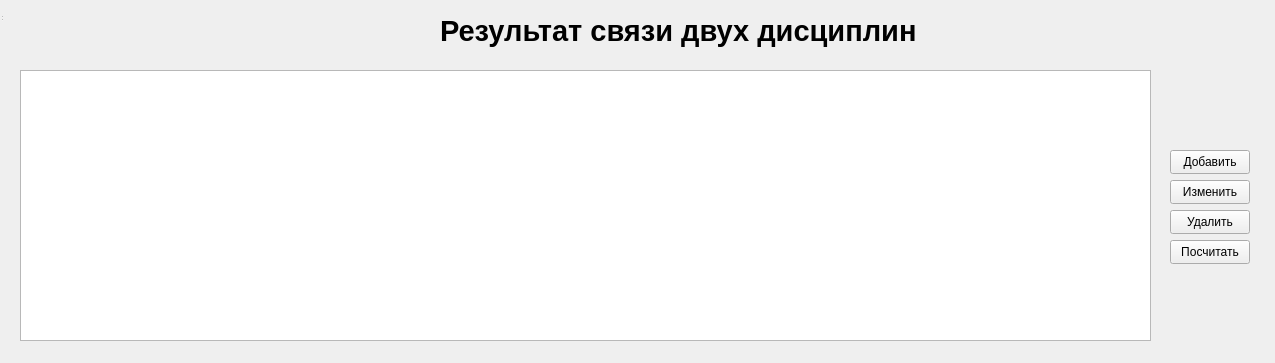
Before: the Qt Designer form result.ui in Dantedanger/Diplome, drawn with Qt 5.
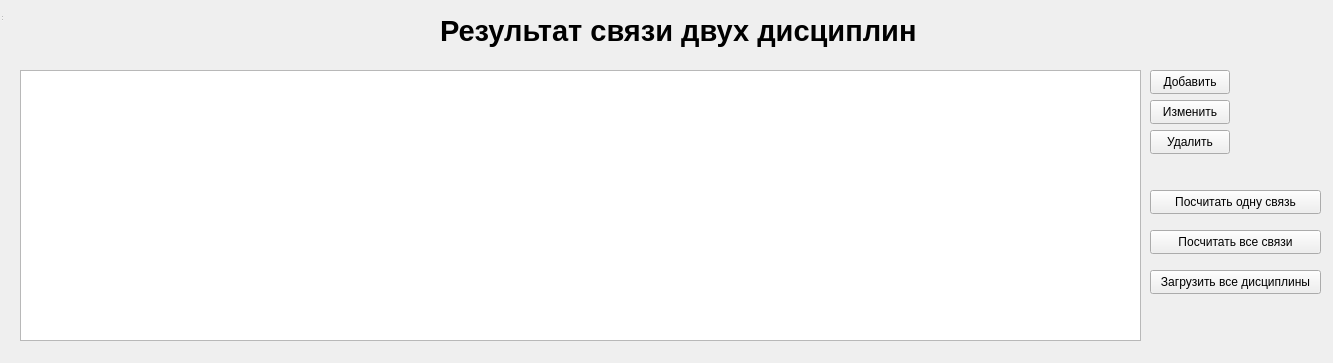
After: the same form once the commit is applied.

The edit to the form file:
```diff
--- a/result.ui
+++ b/result.ui
@@ -6,7 +6,7 @@
    <rect>
     <x>0</x>
     <y>0</y>
-    <width>1275</width>
+    <width>1333</width>
     <height>363</height>
    </rect>
   </property>
@@ -18,7 +18,7 @@
     <rect>
      <x>0</x>
      <y>0</y>
-     <width>1281</width>
+     <width>1381</width>
      <height>351</height>
     </rect>
    </property>
@@ -27,7 +27,7 @@
      <rect>
       <x>20</x>
       <y>70</y>
-      <width>1131</width>
+      <width>1121</width>
       <height>271</height>
      </rect>
     </property>
@@ -51,17 +51,82 @@
      <string>Результат связи двух дисциплин</string>
     </property>
    </widget>
+   <widget class="QPushButton" name="pushButton_6">
+    <property name="geometry">
+     <rect>
+      <x>1150</x>
+      <y>270</y>
+      <width>171</width>
+      <height>24</height>
+     </rect>
+    </property>
+    <property name="text">
+     <string>Загрузить все дисциплины</string>
+    </property>
+   </widget>
+   <widget class="QPushButton" name="pushButton_3">
+    <property name="geometry">
+     <rect>
+      <x>1150</x>
+      <y>100</y>
+      <width>80</width>
+      <height>24</height>
+     </rect>
+    </property>
+    <property name="text">
+     <string>Изменить</string>
+    </property>
+   </widget>
+   <widget class="QPushButton" name="pushButton">
+    <property name="geometry">
+     <rect>
+      <x>1150</x>
+      <y>70</y>
+      <width>80</width>
+      <height>24</height>
+     </rect>
+    </property>
+    <property name="text">
+     <string>Добавить</string>
+    </property>
+   </widget>
    <widget class="QPushButton" name="pushButton_4">
     <property name="geometry">
      <rect>
-      <x>1170</x>
-      <y>240</y>
+      <x>1150</x>
+      <y>190</y>
+      <width>171</width>
+      <height>24</height>
+     </rect>
+    </property>
+    <property name="text">
+     <string>Посчитать одну связь</string>
+    </property>
+   </widget>
+   <widget class="QPushButton" name="pushButton_5">
+    <property name="geometry">
+     <rect>
+      <x>1150</x>
+      <y>230</y>
+      <width>171</width>
+      <height>24</height>
+     </rect>
+    </property>
+    <property name="text">
+     <string>Посчитать все связи</string>
+    </property>
+   </widget>
+   <widget class="QPushButton" name="pushButton_2">
+    <property name="geometry">
+     <rect>
+      <x>1150</x>
+      <y>130</y>
       <width>80</width>
       <height>24</height>
      </rect>
     </property>
     <property name="text">
-     <string>Посчитать</string>
+     <string>Удалить</string>
     </property>
    </widget>
   </widget>
@@ -75,45 +140,6 @@
     </rect>
    </property>
   </widget>
-  <widget class="QPushButton" name="pushButton_2">
-   <property name="geometry">
-    <rect>
-     <x>1170</x>
-     <y>210</y>
-     <width>80</width>
-     <height>24</height>
-    </rect>
-   </property>
-   <property name="text">
-    <string>Удалить</string>
-   </property>
-  </widget>
-  <widget class="QPushButton" name="pushButton">
-   <property name="geometry">
-    <rect>
-     <x>1170</x>
-     <y>150</y>
-     <width>80</width>
-     <height>24</height>
-    </rect>
-   </property>
-   <property name="text">
-    <string>Добавить</string>
-   </property>
-  </widget>
-  <widget class="QPushButton" name="pushButton_3">
-   <property name="geometry">
-    <rect>
-     <x>1170</x>
-     <y>180</y>
-     <width>80</width>
-     <height>24</height>
-    </rect>
-   </property>
-   <property name="text">
-    <string>Изменить</string>
-   </property>
-  </widget>
  </widget>
  <resources/>
  <connections/>
```
